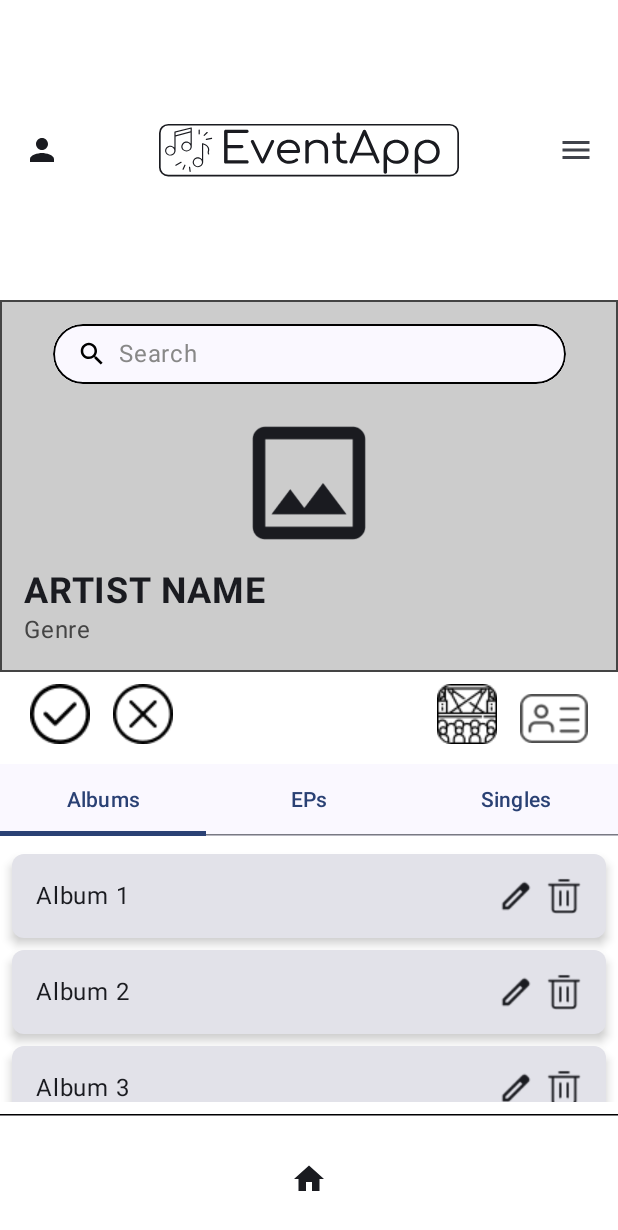
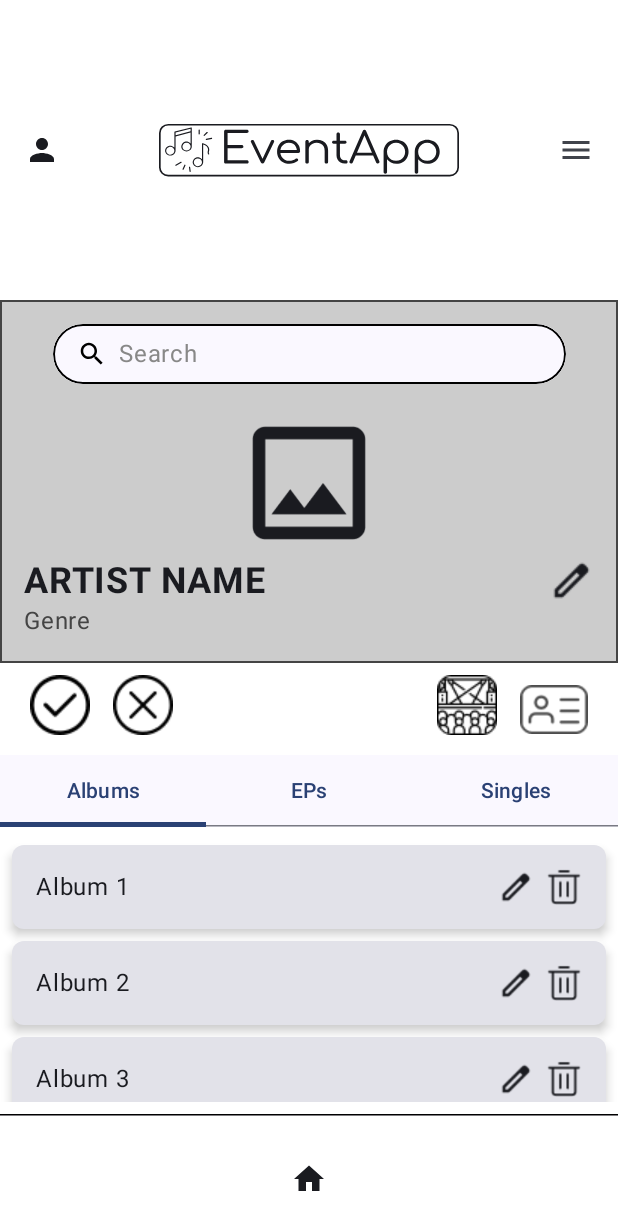
Before and after one commit to karlakulier/event-app-frontend, an Android app built with Jetpack Compose: the ArtistProfileScreen screen opened through its navigation route, after a tap on "Edit", on a phone screen of 412 x 824 dp. Shown: the top 1230 px of the screen. Run offline under Robolectric (Android 15) with nearby library versions, the phone set to English and light mode, and no system bars.

Commit message:
#210 Implementirana logika ako korisnik klikne na opciju uređivanja profila da ima mogućnost uređivanja stavke "Artist name" točnije, prikaže se kraj "Artist name" ikona olovke. Klikom na ikonu olovke korisnik ima mogućnost izmjene imena i na kraju prihvaćanja ili odbacivanja promjena.

```diff
--- a/EventApp/app/src/main/java/com/example/eventapp/navigation/components/ArtistProfileScreen.kt
+++ b/EventApp/app/src/main/java/com/example/eventapp/navigation/components/ArtistProfileScreen.kt
@@ -33,6 +33,9 @@ fun ArtistProfileScreen(navController: NavController) {
     var isEpDialogVisible by remember { mutableStateOf(false) }
     var isSongDialogVisible by remember { mutableStateOf(false) }
     var isEditing by remember { mutableStateOf(false) }
+    var isEditModeEnabled by remember { mutableStateOf(false) }
+    var newArtistName by remember { mutableStateOf("ARTIST NAME") }
+    var originalArtistName by remember { mutableStateOf(newArtistName) }
 
     Scaffold(
         topBar = {
@@ -99,7 +102,7 @@ fun ArtistProfileScreen(navController: NavController) {
                         .fillMaxWidth()
                         .padding(16.dp)
                 ) {
-                    //Search bar
+                    // Search bar
                     CustomSearchBar(
                         query = searchQuery,
                         onQueryChanged = { searchQuery = it }
@@ -118,12 +121,48 @@ fun ArtistProfileScreen(navController: NavController) {
                                 .size(100.dp)
                                 .align(Alignment.CenterHorizontally) // Ikona ostaje centrirana
                         )
-                        Text(
-                            text = "ARTIST NAME",
-                            fontWeight = FontWeight.Bold,
-                            fontSize = 24.sp,
-                            modifier = Modifier.padding(top = 8.dp).align(Alignment.Start)
-                        )
+                        Row(
+                            modifier = Modifier.fillMaxWidth(),
+                            verticalAlignment = Alignment.CenterVertically
+                        ) {
+                            if (isEditing) {
+                                if (isEditModeEnabled) { // Provjerava je li uređivanje omogućeno iz početne olovke
+                                    OutlinedTextField(
+                                        value = newArtistName,
+                                        onValueChange = { newArtistName = it },
+                                        label = { Text("Edit Name") },
+                                        modifier = Modifier.weight(1f)
+                                    )
+                                } else{
+                                // Prikazuje tekst i ikonu za uređivanje kraj "Artist Name"
+                                Text(
+                                    text = newArtistName,
+                                    fontWeight = FontWeight.Bold,
+                                    fontSize = 24.sp,
+                                    modifier = Modifier.weight(1f)
+                                )
+                                Icon(
+                                    painter = painterResource(id = R.drawable.editing_pen),
+                                    contentDescription = "Edit Artist Name",
+                                    modifier = Modifier
+                                        .padding(start = 8.dp)
+                                        .clickable {
+                                            originalArtistName = newArtistName
+                                            isEditModeEnabled = true
+                                        }
+                                    )
+                                }
+                                // Prikazuje tekstualno polje za unos kada je korisnik već kliknuo na ikonu olovke kraj Artist Name
+                            }
+                            else {
+                                Text(
+                                    text = newArtistName,
+                                    fontWeight = FontWeight.Bold,
+                                    fontSize = 24.sp,
+                                    modifier = Modifier.weight(1f)
+                                )
+                            }
+                        }
                         Text(
                             text = "Genre",
                             fontSize = 16.sp,
@@ -133,7 +172,6 @@ fun ArtistProfileScreen(navController: NavController) {
                     }
                 }
             }
-
             // Action Buttons
             Row(
                 modifier = Modifier
@@ -151,14 +189,18 @@ fun ArtistProfileScreen(navController: NavController) {
                             contentDescription = "Save Changes",
                             modifier = Modifier
                                 .size(40.dp)
-                                .clickable { isEditing = false } // Završava uređivanje
+                                .clickable { isEditing = false; isEditModeEnabled = false } // Završava uređivanje
                         )
                         Image(
                             painter = painterResource(R.drawable.abandon_edit), // Ikona za odustajanje
                             contentDescription = "Cancel Changes",
                             modifier = Modifier
                                 .size(40.dp)
-                                .clickable { isEditing = false } // Odbacuje promjene
+                                .clickable {
+                                    newArtistName = originalArtistName
+                                    isEditing = false
+                                    isEditModeEnabled = false
+                                } // Odbacuje promjene
                         )
                     } else {
                         Image(
```
